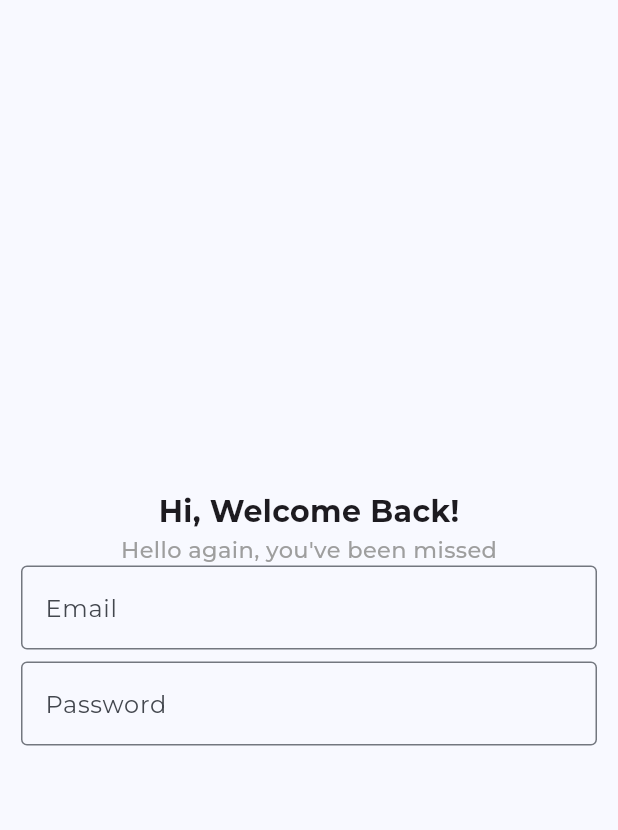
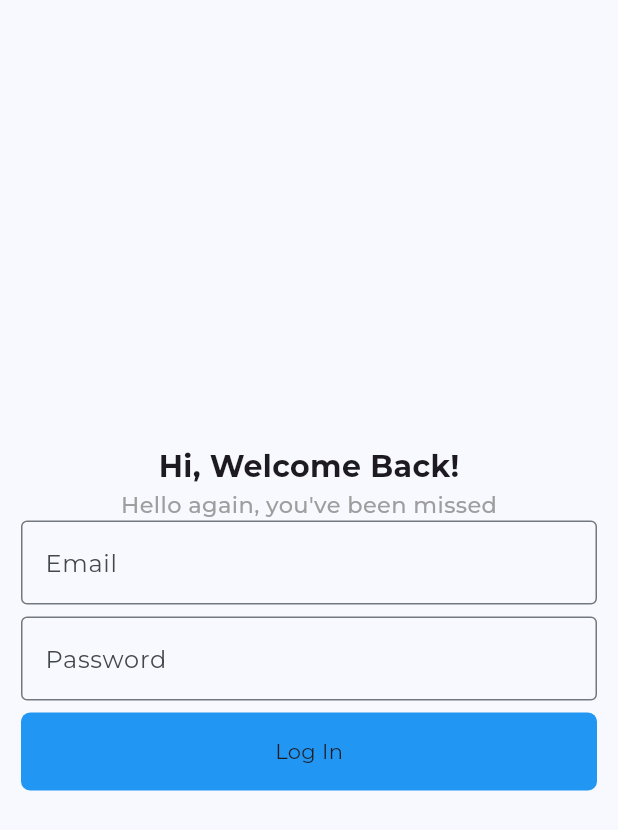
Before and after one commit to adogbeji/FlutterChatApp, a Flutter app: the screen it shows after launch, on a phone screen of 412 x 824 dp. Shown: the top 830 px of the screen. Run offline on Flutter 3.47's test engine with Material 3 defaults, Android fonts, the phone set to English and light mode, and no system bars; our stand-ins replace firebase_core, google_fonts; accounts and stored records are empty; generated files the repository leaves out were written again.

Commit message:
Start adding button to login screen

```diff
--- a/lib/views/screens/auth/login_screen.dart
+++ b/lib/views/screens/auth/login_screen.dart
@@ -11,37 +11,58 @@ class LoginScreen extends StatefulWidget {
 class _LoginScreenState extends State<LoginScreen> {
   @override
   Widget build(BuildContext context) {
-    return const Scaffold(
+    return Scaffold(
       body: Padding(
-        padding: EdgeInsets.all(14.0),
+        padding: const EdgeInsets.all(14.0),
         child: Center(
           child: Form(
             child: Column(
               mainAxisSize: MainAxisSize.min,
               children: [
-                Text('Hi, Welcome Back!', style: TextStyle(
-                  fontSize: 20,
-                  fontWeight: FontWeight.bold,
-                ),),
+                const Text(
+                  'Hi, Welcome Back!',
+                  style: TextStyle(
+                    fontSize: 20,
+                    fontWeight: FontWeight.bold,
+                  ),
+                ),
 
-                Text('Hello again, you\'ve been missed', style: TextStyle(
-                  fontSize: 15,
-                  fontWeight: FontWeight.w500,
-                  color: Colors.grey,
-                ),),
+                const Text(
+                  'Hello again, you\'ve been missed',
+                  style: TextStyle(
+                    fontSize: 15,
+                    fontWeight: FontWeight.w500,
+                    color: Colors.grey,
+                  ),
+                ),
 
                 // EMAIL INPUT FIELD
-                CustomFormField(
+                const CustomFormField(
                   labelText: 'Email',
                   hintText: 'Enter Email...',
                 ),
 
-                SizedBox(height: 8,),
+                const SizedBox(height: 8,),
 
                 // PASSWORD INPUT FIELD
-                CustomFormField(
+                const CustomFormField(
                   labelText: 'Password',
                   hintText: 'Enter Password...',
+                ),
+
+                const SizedBox(height: 8,),
+
+                // LOGIN BUTTON
+                Container(
+                  width: MediaQuery.of(context).size.width,
+                  height: 52,
+                  decoration: const BoxDecoration(
+                    color: Colors.blue,
+                    borderRadius: BorderRadius.all(Radius.circular(6),),
+                  ),
+                  child: const Center(
+                    child: Text('Log In'),
+                  ),
                 ),
               ],
             ),
@@ -54,10 +75,7 @@ class _LoginScreenState extends State<LoginScreen> {
   Widget _buildUI() {
     return const SafeArea(
       child: Padding(
-        padding: EdgeInsets.symmetric(
-          horizontal: 15.0,
-          vertical: 20.0
-        ),
+        padding: EdgeInsets.symmetric(horizontal: 15.0, vertical: 20.0),
         child: Column(
           children: [],
         ),
--- a/lib/views/widgets/custom_form_field.dart
+++ b/lib/views/widgets/custom_form_field.dart
@@ -11,7 +11,7 @@ class CustomFormField extends StatelessWidget {
     return TextFormField(
       decoration: InputDecoration(
         labelText: labelText,
-        border: OutlineInputBorder(),
+        border: const OutlineInputBorder(),
       ),
     );
   }
```
